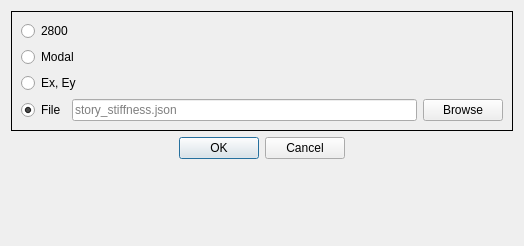
This is civilTools/widgets/show_siffness_story_way.ui in ebrahimraeyat/OSAFE as Qt 5 draws it before an edit. The edited form follows.
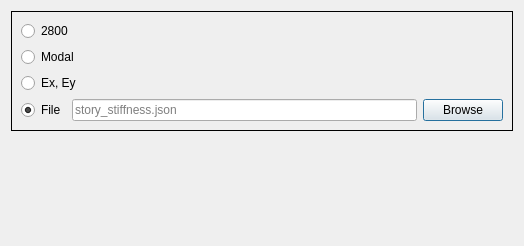
This is the edited form.

Commit message: export show story stiffness to FreeCAD

Patch:
```diff
--- a/civilTools/widgets/show_siffness_story_way.ui
+++ b/civilTools/widgets/show_siffness_story_way.ui
@@ -112,22 +112,6 @@
      </item>
     </layout>
    </item>
-   <item>
-    <widget class="QDialogButtonBox" name="buttonBox">
-     <property name="autoFillBackground">
-      <bool>false</bool>
-     </property>
-     <property name="orientation">
-      <enum>Qt::Horizontal</enum>
-     </property>
-     <property name="standardButtons">
-      <set>QDialogButtonBox::Cancel|QDialogButtonBox::Ok</set>
-     </property>
-     <property name="centerButtons">
-      <bool>true</bool>
-     </property>
-    </widget>
-   </item>
    <item>
     <spacer name="verticalSpacer">
      <property name="orientation">
```
Left out of the diff: 35 changed lines with no effect on the pictures. The commit also changes 2 other files.
